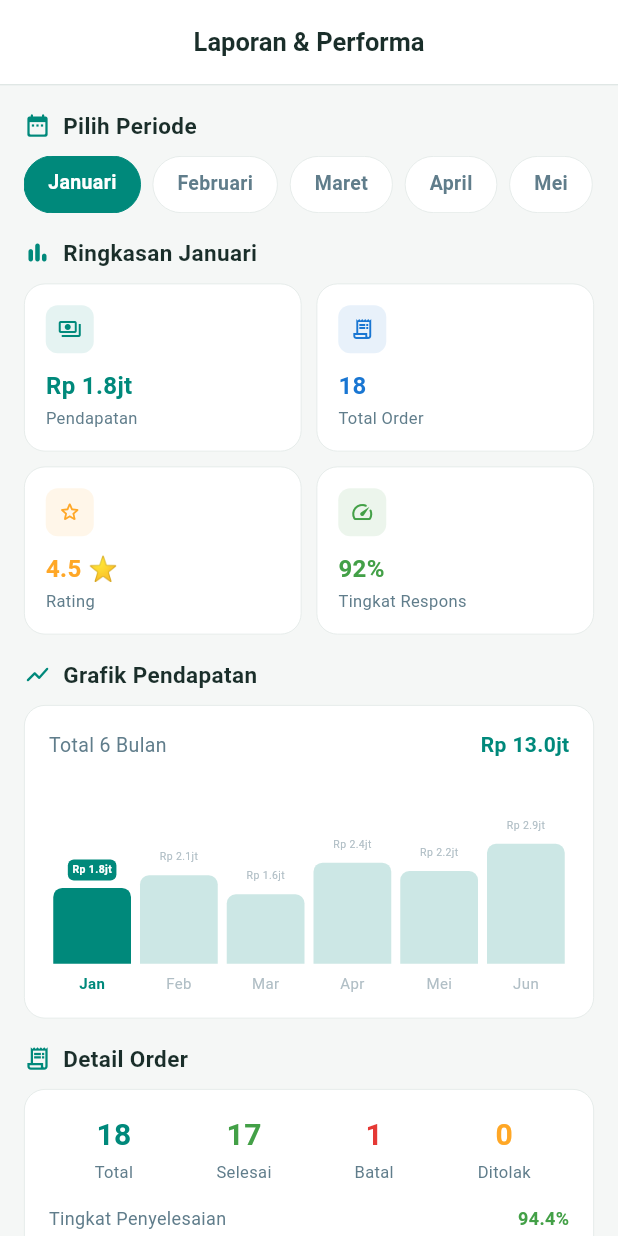
After one commit to alamrachmatk/partner-service-platform, a Flutter app: the ReportsScreen screen opened directly, after a tap on "Januari", on a phone screen of 412 x 824 dp. The commit adds this screen. Run offline on Flutter 3.47's test engine with Material 3 defaults, Android fonts, the phone set to English and light mode, and no system bars; accounts and stored records are empty.

Commit message:
feat: add profile

```diff
--- a/lib/features/profile/presentation/screens/mitra_profile_screen.dart
+++ b/lib/features/profile/presentation/screens/mitra_profile_screen.dart
@@ -7,6 +7,7 @@ import 'service_area_screen.dart';
 import '../../../auth/presentation/screens/auth_mitra_screen.dart';
 import '../../../earnings/presentation/screens/earnings_screen.dart';
 import '../../../reviews/presentation/screens/reviews_screen.dart';
+import '../../../reports/presentation/screens/reports_screen.dart';
 
 class MitraProfileScreen extends StatelessWidget {
   final MitraModel mitra;
@@ -48,6 +49,14 @@ class MitraProfileScreen extends StatelessWidget {
             color: AppColors.success,
             onTap: () => Navigator.push(context, MaterialPageRoute(
                 builder: (_) => const EarningsScreen())),
+          ),
+          _MenuItem(
+            icon: Icons.bar_chart_rounded,
+            label: 'Laporan & Performa',
+            subtitle: 'Statistik dan grafik bulanan',
+            color: AppColors.info,
+            onTap: () => Navigator.push(context, MaterialPageRoute(
+                builder: (_) => const ReportsScreen())),
           ),
           _MenuItem(
             icon: Icons.star_outline_rounded,
--- /dev/null
+++ b/lib/features/reports/presentation/screens/reports_screen.dart
@@ -0,0 +1,586 @@
+import 'package:flutter/material.dart';
+import '../../../../core/constants/app_colors.dart';
+
+// ── Model data laporan ──
+class _ReportData {
+  final String month;
+  final double income;
+  final int totalOrder, completed, cancelled, rejected;
+  final double rating, responseRate;
+
+  const _ReportData({
+    required this.month, required this.income,
+    required this.totalOrder, required this.completed,
+    required this.cancelled, required this.rejected,
+    required this.rating, required this.responseRate,
+  });
+
+  double get completionRate =>
+      totalOrder > 0 ? completed / totalOrder : 0.0;
+}
+
+// ── Dummy data per bulan ──
+const _monthlyReports = {
+  'Januari': _ReportData(month: 'Januari', income: 1800000,
+      totalOrder: 18, completed: 17, cancelled: 1, rejected: 0,
+      rating: 4.5, responseRate: 92),
+  'Februari': _ReportData(month: 'Februari', income: 2100000,
+      totalOrder: 21, completed: 20, cancelled: 1, rejected: 0,
+      rating: 4.6, responseRate: 94),
+  'Maret': _ReportData(month: 'Maret', income: 1650000,
+      totalOrder: 16, completed: 14, cancelled: 2, rejected: 0,
+      rating: 4.5, responseRate: 90),
+  'April': _ReportData(month: 'April', income: 2400000,
+      totalOrder: 24, completed: 22, cancelled: 1, rejected: 1,
+      rating: 4.7, responseRate: 95),
+  'Mei': _ReportData(month: 'Mei', income: 2200000,
+      totalOrder: 22, completed: 21, cancelled: 1, rejected: 0,
+      rating: 4.8, responseRate: 96),
+  'Juni': _ReportData(month: 'Juni', income: 2850000,
+      totalOrder: 26, completed: 24, cancelled: 2, rejected: 0,
+      rating: 4.8, responseRate: 97),
+};
+
+// ── Kategori layanan ──
+const _serviceCategories = [
+  (name: 'Servis AC', count: 12, color: Color(0xFF1976D2), emoji: '❄️'),
+  (name: 'Kebersihan', count: 9,  color: Color(0xFF43A047), emoji: '🧹'),
+  (name: 'Cuci Karpet', count: 5, color: Color(0xFFFFA726), emoji: '🪣'),
+];
+
+class ReportsScreen extends StatefulWidget {
+  const ReportsScreen({super.key});
+
+  @override
+  State<ReportsScreen> createState() => _ReportsScreenState();
+}
+
+class _ReportsScreenState extends State<ReportsScreen> {
+  String _selectedMonth = 'Juni';
+  static const _months = ['Januari', 'Februari', 'Maret',
+      'April', 'Mei', 'Juni'];
+
+  _ReportData get _current => _monthlyReports[_selectedMonth]!;
+
+  _ReportData? get _prev {
+    final idx = _months.indexOf(_selectedMonth);
+    if (idx <= 0) return null;
+    return _monthlyReports[_months[idx - 1]];
+  }
+
+  String _fmt(double p) {
+    if (p >= 1000000) return 'Rp ${(p / 1000000).toStringAsFixed(1)}jt';
+    if (p >= 1000) return 'Rp ${(p / 1000).toStringAsFixed(0)}rb';
+    return 'Rp ${p.toStringAsFixed(0)}';
+  }
+
+  double _changePercent(double current, double prev) {
+    if (prev == 0) return 0;
+    return ((current - prev) / prev) * 100;
+  }
+
+  @override
+  Widget build(BuildContext context) {
+    final prev = _prev;
+
+    return Scaffold(
+      backgroundColor: AppColors.background,
+      appBar: AppBar(
+        backgroundColor: Colors.white,
+        elevation: 0,
+        centerTitle: true,
+        automaticallyImplyLeading: false,
+        title: const Text('Laporan & Performa',
+            style: TextStyle(fontSize: 17, fontWeight: FontWeight.w600,
+                color: AppColors.textPrimary)),
+        bottom: PreferredSize(
+          preferredSize: const Size.fromHeight(1),
+          child: Container(height: 1, color: AppColors.border),
+        ),
+      ),
+      body: ListView(
+        padding: const EdgeInsets.all(16),
+        children: [
+
+          // ── Filter bulan ──
+          _SectionHeader(title: 'Pilih Periode', icon: Icons.date_range_rounded),
+          const SizedBox(height: 10),
+          SizedBox(
+            height: 38,
+            child: ListView.separated(
+              scrollDirection: Axis.horizontal,
+              itemCount: _months.length,
+              separatorBuilder: (_, __) => const SizedBox(width: 8),
+              itemBuilder: (_, i) {
+                final m = _months[i];
+                final sel = m == _selectedMonth;
+                return GestureDetector(
+                  onTap: () => setState(() => _selectedMonth = m),
+                  child: AnimatedContainer(
+                    duration: const Duration(milliseconds: 200),
+                    padding: const EdgeInsets.symmetric(
+                        horizontal: 16, vertical: 8),
+                    decoration: BoxDecoration(
+                      color: sel ? AppColors.primary : Colors.white,
+                      borderRadius: BorderRadius.circular(20),
+                      border: Border.all(
+                        color: sel ? AppColors.primary : AppColors.border,
+                        width: sel ? 0 : 0.5,
+                      ),
+                    ),
+                    child: Text(m, style: TextStyle(
+                        fontSize: 13, fontWeight: FontWeight.w600,
+                        color: sel ? Colors.white : AppColors.textSecondary)),
+                  ),
+                );
+              },
+            ),
+          ),
+          const SizedBox(height: 16),
+
+          // ── Ringkasan performa ──
+          _SectionHeader(title: 'Ringkasan $_selectedMonth',
+              icon: Icons.bar_chart_rounded),
+          const SizedBox(height: 10),
+          Row(children: [
+            _StatCard(
+              label: 'Pendapatan',
+              value: _fmt(_current.income),
+              icon: Icons.payments_outlined,
+              color: AppColors.primary,
+              change: prev != null
+                  ? _changePercent(_current.income, prev.income) : null,
+            ),
+            const SizedBox(width: 10),
+            _StatCard(
+              label: 'Total Order',
+              value: '${_current.totalOrder}',
+              icon: Icons.receipt_long_outlined,
+              color: AppColors.info,
+              change: prev != null
+                  ? _changePercent(_current.totalOrder.toDouble(),
+                      prev.totalOrder.toDouble()) : null,
+            ),
+          ]),
+          const SizedBox(height: 10),
+          Row(children: [
+            _StatCard(
+              label: 'Rating',
+              value: '${_current.rating} ⭐',
+              icon: Icons.star_outline_rounded,
+              color: AppColors.secondary,
+              change: prev != null
+                  ? _changePercent(_current.rating, prev.rating) : null,
+            ),
+            const SizedBox(width: 10),
+            _StatCard(
+              label: 'Tingkat Respons',
+              value: '${_current.responseRate.toInt()}%',
+              icon: Icons.speed_rounded,
+              color: AppColors.success,
+              change: prev != null
+                  ? _changePercent(_current.responseRate,
+                      prev.responseRate) : null,
+            ),
+          ]),
+          const SizedBox(height: 16),
+
+          // ── Grafik pendapatan ──
+          _SectionHeader(title: 'Grafik Pendapatan',
+              icon: Icons.show_chart_rounded),
+          const SizedBox(height: 10),
+          _IncomeChart(
+            months: _months,
+            data: _months.map((m) =>
+                _monthlyReports[m]!.income).toList(),
+            selectedMonth: _selectedMonth,
+            fmt: _fmt,
+          ),
+          const SizedBox(height: 16),
+
+          // ── Statistik order detail ──
+          _SectionHeader(title: 'Detail Order',
+              icon: Icons.receipt_long_outlined),
+          const SizedBox(height: 10),
+          _OrderDetailCard(data: _current),
+          const SizedBox(height: 16),
+
+          // ── Perbandingan bulan lalu ──
+          if (prev != null) ...[
+            _SectionHeader(title: 'vs Bulan Lalu (${_months[_months.indexOf(_selectedMonth) - 1]})',
+                icon: Icons.compare_arrows_rounded),
+            const SizedBox(height: 10),
+            _ComparisonCard(current: _current, prev: prev, fmt: _fmt),
+            const SizedBox(height: 16),
+          ],
+
+          // ── Breakdown per kategori ──
+          _SectionHeader(title: 'Breakdown Layanan',
+              icon: Icons.pie_chart_outline_rounded),
+          const SizedBox(height: 10),
+          _CategoryBreakdown(
+              total: _current.totalOrder),
+          const SizedBox(height: 80),
+        ],
+      ),
+    );
+  }
+}
+
+// ── Stat card dengan % perubahan ──
+class _StatCard extends StatelessWidget {
+  final String label, value;
+  final IconData icon;
+  final Color color;
+  final double? change;
+
+  const _StatCard({required this.label, required this.value,
+      required this.icon, required this.color, this.change});
+
+  @override
+  Widget build(BuildContext context) {
+    final isUp = (change ?? 0) >= 0;
+    return Expanded(
+      child: Container(
+        padding: const EdgeInsets.all(14),
+        decoration: BoxDecoration(
+          color: Colors.white,
+          borderRadius: BorderRadius.circular(14),
+          border: Border.all(color: AppColors.border, width: 0.5),
+        ),
+        child: Column(crossAxisAlignment: CrossAxisAlignment.start, children: [
+          Row(children: [
+            Container(width: 32, height: 32,
+              decoration: BoxDecoration(
+                color: color.withOpacity(0.1),
+                borderRadius: BorderRadius.circular(8),
+              ),
+              child: Icon(icon, color: color, size: 16)),
+            const Spacer(),
+            if (change != null)
+              Container(
+                padding: const EdgeInsets.symmetric(horizontal: 6, vertical: 2),
+                decoration: BoxDecoration(
+                  color: isUp
+                      ? AppColors.success.withOpacity(0.1)
+                      : AppColors.error.withOpacity(0.1),
+                  borderRadius: BorderRadius.circular(6),
+                ),
+                child: Row(mainAxisSize: MainAxisSize.min, children: [
+                  Icon(isUp ? Icons.arrow_upward_rounded
+                      : Icons.arrow_downward_rounded,
+                      size: 10,
+                      color: isUp ? AppColors.success : AppColors.error),
+                  Text('${change!.abs().toStringAsFixed(1)}%',
+                      style: TextStyle(fontSize: 9, fontWeight: FontWeight.w700,
+                          color: isUp ? AppColors.success : AppColors.error)),
+                ]),
+              ),
+          ]),
+          const SizedBox(height: 10),
+          Text(value, style: TextStyle(fontSize: 16,
+              fontWeight: FontWeight.w700, color: color)),
+          const SizedBox(height: 2),
+          Text(label, style: const TextStyle(fontSize: 11,
+              color: AppColors.textSecondary)),
+        ]),
+      ),
+    );
+  }
+}
+
+// ── Grafik pendapatan ──
+class _IncomeChart extends StatelessWidget {
+  final List<String> months;
+  final List<double> data;
+  final String selectedMonth;
+  final String Function(double) fmt;
+
+  const _IncomeChart({required this.months, required this.data,
+      required this.selectedMonth, required this.fmt});
+
+  @override
+  Widget build(BuildContext context) {
+    final maxVal = data.reduce((a, b) => a > b ? a : b);
+    final total = data.reduce((a, b) => a + b);
+
+    return Container(
+      padding: const EdgeInsets.all(16),
+      decoration: BoxDecoration(
+        color: Colors.white,
+        borderRadius: BorderRadius.circular(14),
+        border: Border.all(color: AppColors.border, width: 0.5),
+      ),
+      child: Column(crossAxisAlignment: CrossAxisAlignment.start, children: [
+        Row(children: [
+          const Text('Total 6 Bulan',
+              style: TextStyle(fontSize: 13, color: AppColors.textSecondary)),
+          const Spacer(),
+          Text(fmt(total), style: const TextStyle(fontSize: 14,
+              fontWeight: FontWeight.w700, color: AppColors.primary)),
+        ]),
+        const SizedBox(height: 16),
+        SizedBox(
+          height: 140,
+          child: Row(
+            crossAxisAlignment: CrossAxisAlignment.end,
+            children: List.generate(months.length, (i) {
+              final ratio = data[i] / maxVal;
+              final isSel = months[i] == selectedMonth;
+              return Expanded(child: Column(
+                mainAxisAlignment: MainAxisAlignment.end,
+                children: [
+                  SizedBox(
+                    height: 24,
+                    child: Center(child: isSel
+                        ? Container(
+                            padding: const EdgeInsets.symmetric(
+                                horizontal: 3, vertical: 2),
+                            decoration: BoxDecoration(
+                              color: AppColors.primary,
+                              borderRadius: BorderRadius.circular(4),
+                            ),
+                            child: Text(fmt(data[i]),
+                                style: const TextStyle(fontSize: 7,
+                                    color: Colors.white,
+                                    fontWeight: FontWeight.w700)))
+                        : Text(fmt(data[i]),
+                            style: const TextStyle(fontSize: 7,
+                                color: AppColors.textHint))),
+                  ),
+                  Container(
+                    margin: const EdgeInsets.symmetric(horizontal: 3),
+                    height: 80 * ratio,
+                    decoration: BoxDecoration(
+                      color: isSel
+                          ? AppColors.primary
+                          : AppColors.primary.withOpacity(0.2),
+                      borderRadius: const BorderRadius.vertical(
+                          top: Radius.circular(6)),
+                    ),
+                  ),
+                  const SizedBox(height: 6),
+                  Text(months[i].substring(0, 3),
+                      style: TextStyle(fontSize: 10,
+                          color: isSel
+                              ? AppColors.primary : AppColors.textHint,
+                          fontWeight: isSel
+                              ? FontWeight.w700 : FontWeight.w400)),
+                ],
+              ));
+            }),
+          ),
+        ),
+      ]),
+    );
+  }
+}
+
+// ── Detail order ──
+class _OrderDetailCard extends StatelessWidget {
+  final _ReportData data;
+  const _OrderDetailCard({required this.data});
+
+  @override
+  Widget build(BuildContext context) {
+    return Container(
+      padding: const EdgeInsets.all(16),
+      decoration: BoxDecoration(
+        color: Colors.white,
+        borderRadius: BorderRadius.circular(14),
+        border: Border.all(color: AppColors.border, width: 0.5),
+      ),
+      child: Column(children: [
+        Row(children: [
+          _OrderStat(label: 'Total', value: '${data.totalOrder}',
+              color: AppColors.primary),
+          _OrderStat(label: 'Selesai', value: '${data.completed}',
+              color: AppColors.success),
+          _OrderStat(label: 'Batal', value: '${data.cancelled}',
+              color: AppColors.error),
+          _OrderStat(label: 'Ditolak', value: '${data.rejected}',
+              color: AppColors.warning),
+        ]),
+        const SizedBox(height: 14),
+        Row(mainAxisAlignment: MainAxisAlignment.spaceBetween, children: [
+          const Text('Tingkat Penyelesaian',
+              style: TextStyle(fontSize: 12, color: AppColors.textSecondary)),
+          Text('${(data.completionRate * 100).toStringAsFixed(1)}%',
+              style: const TextStyle(fontSize: 12,
+                  fontWeight: FontWeight.w700, color: AppColors.success)),
+        ]),
+        const SizedBox(height: 6),
+        ClipRRect(
+          borderRadius: BorderRadius.circular(6),
+          child: LinearProgressIndicator(
+            value: data.completionRate,
+            backgroundColor: AppColors.background,
+            valueColor: const AlwaysStoppedAnimation(AppColors.success),
+            minHeight: 8,
+          ),
+        ),
+      ]),
+    );
+  }
+}
+
+class _OrderStat extends StatelessWidget {
+  final String label, value;
+  final Color color;
+  const _OrderStat({required this.label, required this.value,
+      required this.color});
+
+  @override
+  Widget build(BuildContext context) => Expanded(child: Column(children: [
+    Text(value, style: TextStyle(fontSize: 20,
+        fontWeight: FontWeight.w700, color: color)),
+    const SizedBox(height: 2),
+    Text(label, style: const TextStyle(fontSize: 11,
+        color: AppColors.textSecondary)),
+  ]));
+}
+
+// ── Perbandingan bulan ──
+class _ComparisonCard extends StatelessWidget {
+  final _ReportData current, prev;
+  final String Function(double) fmt;
+  const _ComparisonCard({required this.current, required this.prev,
+      required this.fmt});
+
+  Widget _row(String label, String curVal, String prevVal,
+      double change) {
+    final isUp = change >= 0;
+    return Padding(
+      padding: const EdgeInsets.only(bottom: 10),
+      child: Row(children: [
+        Expanded(child: Text(label, style: const TextStyle(
+            fontSize: 13, color: AppColors.textSecondary))),
+        Text(prevVal, style: const TextStyle(fontSize: 13,
+            color: AppColors.textHint)),
+        const Padding(
+          padding: EdgeInsets.symmetric(horizontal: 10),
+          child: Icon(Icons.arrow_forward_rounded,
+              size: 14, color: AppColors.textHint),
+        ),
+        Text(curVal, style: const TextStyle(fontSize: 13,
+            fontWeight: FontWeight.w600, color: AppColors.textPrimary)),
+        const SizedBox(width: 8),
+        Container(
+          padding: const EdgeInsets.symmetric(horizontal: 6, vertical: 2),
+          decoration: BoxDecoration(
+            color: isUp
+                ? AppColors.success.withOpacity(0.1)
+                : AppColors.error.withOpacity(0.1),
+            borderRadius: BorderRadius.circular(6),
+          ),
+          child: Row(mainAxisSize: MainAxisSize.min, children: [
+            Icon(isUp ? Icons.arrow_upward_rounded
+                : Icons.arrow_downward_rounded,
+                size: 10,
+                color: isUp ? AppColors.success : AppColors.error),
+            Text('${change.abs().toStringAsFixed(1)}%',
+                style: TextStyle(fontSize: 9, fontWeight: FontWeight.w700,
+                    color: isUp ? AppColors.success : AppColors.error)),
+          ]),
+        ),
+      ]),
+    );
+  }
+
+  double _pct(double cur, double p) =>
+      p == 0 ? 0 : ((cur - p) / p) * 100;
+
+  @override
+  Widget build(BuildContext context) {
+    return Container(
+      padding: const EdgeInsets.all(16),
+      decoration: BoxDecoration(
+        color: Colors.white,
+        borderRadius: BorderRadius.circular(14),
+        border: Border.all(color: AppColors.border, width: 0.5),
+      ),
+      child: Column(children: [
+        _row('Pendapatan', fmt(current.income), fmt(prev.income),
+            _pct(current.income, prev.income)),
+        _row('Total Order', '${current.totalOrder}', '${prev.totalOrder}',
+            _pct(current.totalOrder.toDouble(), prev.totalOrder.toDouble())),
+        _row('Order Selesai', '${current.completed}', '${prev.completed}',
+            _pct(current.completed.toDouble(), prev.completed.toDouble())),
+        _row('Rating', '${current.rating}⭐', '${prev.rating}⭐',
+            _pct(current.rating, prev.rating)),
+        _row('Tingkat Respons', '${current.responseRate.toInt()}%',
+            '${prev.responseRate.toInt()}%',
+            _pct(current.responseRate, prev.responseRate)),
+      ]),
+    );
+  }
+}
+
+// ── Breakdown kategori layanan ──
+class _CategoryBreakdown extends StatelessWidget {
+  final int total;
+  const _CategoryBreakdown({required this.total});
+
+  @override
+  Widget build(BuildContext context) {
+    return Container(
+      padding: const EdgeInsets.all(16),
+      decoration: BoxDecoration(
+        color: Colors.white,
+        borderRadius: BorderRadius.circular(14),
+        border: Border.all(color: AppColors.border, width: 0.5),
+      ),
+      child: Column(children: [
+        ..._serviceCategories.map((cat) {
+          final ratio = total > 0 ? cat.count / total : 0.0;
+          return Padding(
+            padding: const EdgeInsets.only(bottom: 12),
+            child: Column(crossAxisAlignment: CrossAxisAlignment.start,
+              children: [
+                Row(children: [
+                  Text(cat.emoji, style: const TextStyle(fontSize: 16)),
+                  const SizedBox(width: 8),
+                  Expanded(child: Text(cat.name, style: const TextStyle(
+                      fontSize: 13, fontWeight: FontWeight.w500,
+                      color: AppColors.textPrimary))),
+                  Text('${cat.count} order',
+                      style: const TextStyle(fontSize: 12,
+                          color: AppColors.textSecondary)),
+                  const SizedBox(width: 8),
+                  Text('${(ratio * 100).toStringAsFixed(0)}%',
+                      style: TextStyle(fontSize: 12,
+                          fontWeight: FontWeight.w700, color: cat.color)),
+                ]),
+                const SizedBox(height: 6),
+                ClipRRect(
+                  borderRadius: BorderRadius.circular(6),
+                  child: LinearProgressIndicator(
+                    value: ratio,
+                    backgroundColor: AppColors.background,
+                    valueColor: AlwaysStoppedAnimation(cat.color),
+                    minHeight: 8,
+                  ),
+                ),
+              ],
+            ),
+          );
+        }),
+      ]),
+    );
+  }
+}
+
+// ── Section header ──
+class _SectionHeader extends StatelessWidget {
+  final String title;
+  final IconData icon;
+  const _SectionHeader({required this.title, required this.icon});
+
+  @override
+  Widget build(BuildContext context) => Row(children: [
+    Icon(icon, size: 18, color: AppColors.primary),
+    const SizedBox(width: 8),
+    Text(title, style: const TextStyle(fontSize: 15,
+        fontWeight: FontWeight.w700, color: AppColors.textPrimary)),
+  ]);
+}
```
